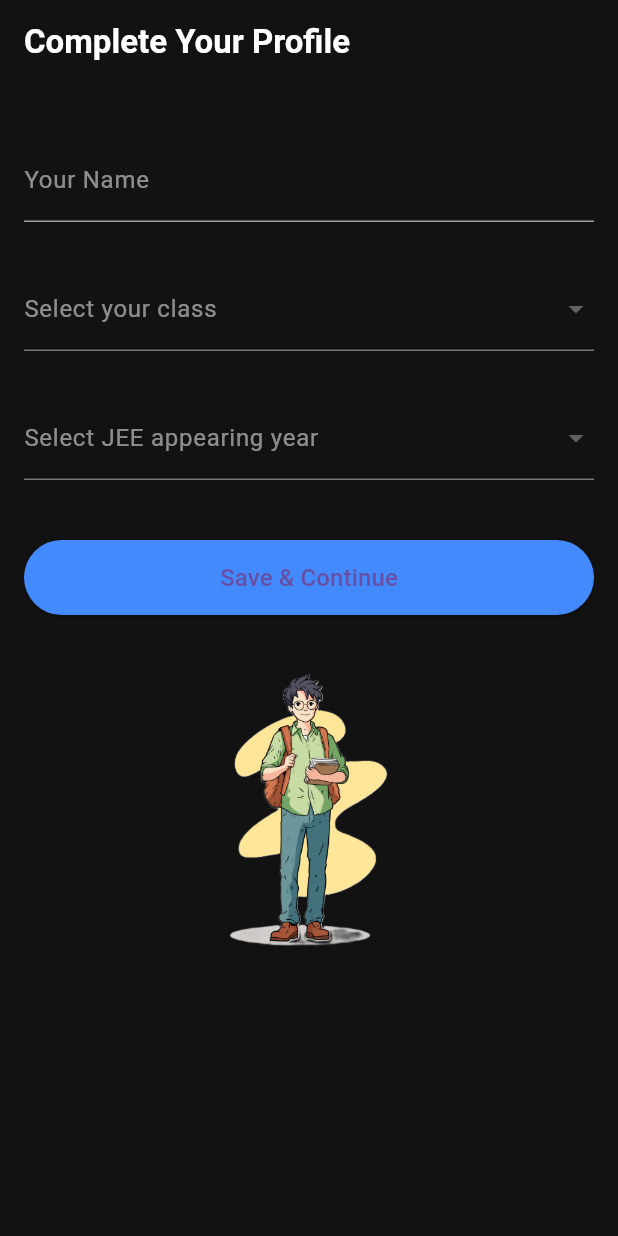
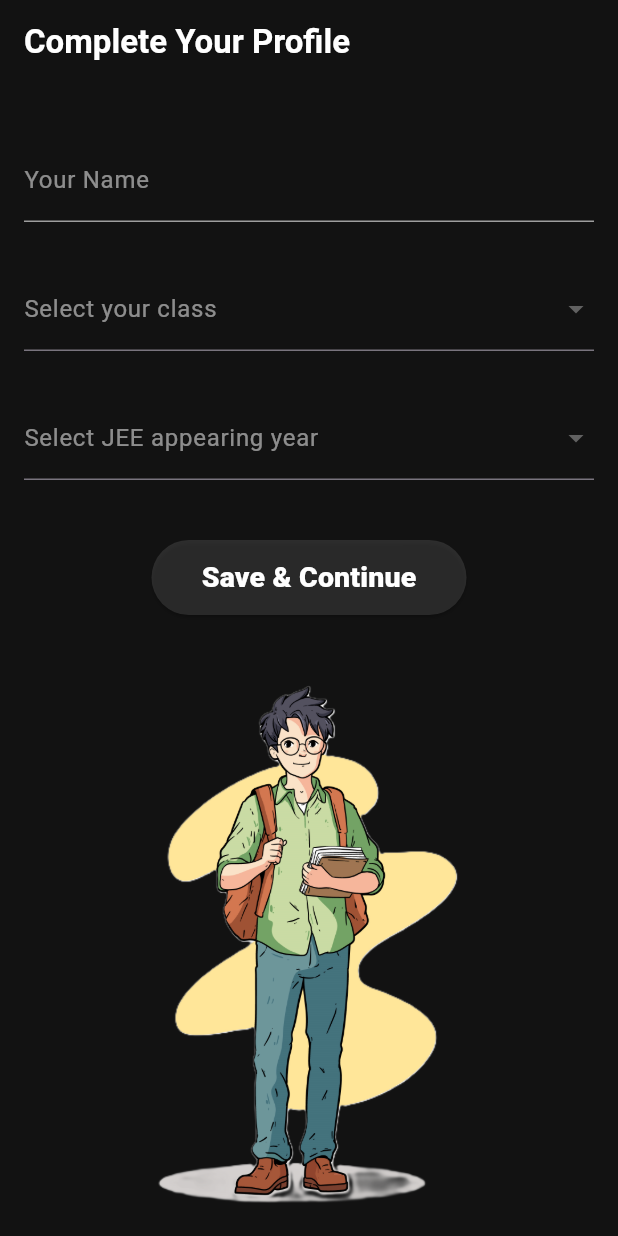
Before and after one commit to bhavishy2801/jeezy, a Flutter app: the FirstTimeSetup screen opened directly, on a phone screen of 412 x 824 dp. Run offline on Flutter 3.47's test engine with Material 3 defaults, Android fonts, the light colour scheme and no system bars; our stand-ins replace cloud_firestore, firebase_auth, firebase_core, google_fonts, google_sign_in, shared_preferences; accounts and stored records are empty.

Commit message:
Some UI updations

```diff
--- a/lib/screens/first_time.dart
+++ b/lib/screens/first_time.dart
@@ -147,19 +147,27 @@ class _FirstTimeSetupState extends State<FirstTimeSetup> {
                       SizedBox(height: 40),
                       ElevatedButton(
                         style: ElevatedButton.styleFrom(
-                          minimumSize: Size(double.infinity, 50),
-                          backgroundColor: Colors.blueAccent,
+                          minimumSize: Size(50, 50),
+                          maximumSize: Size(210, 50),
+                          backgroundColor: const Color.fromARGB(30, 255, 255, 255),
                         ),
                         onPressed: saveUserInfo,
-                        child: Text(
-                          "Save & Continue",
-                          style: TextStyle(fontSize: 16),
+                        child: Center(
+                          child: Text(
+                            "Save & Continue",
+                            style: TextStyle(
+                              fontSize: 19,
+                              color: Colors.white,
+                              fontFamily: GoogleFonts.comicNeue().fontFamily,
+                              fontWeight: FontWeight.w900,
+                              ),
+                          ),
                         ),
                       ),
                       SizedBox(height: 30),
                       Image.asset(
                         'assets/images/student.png',
-                        height: 200,
+                        // height: 200,
                       )
                     ],
                   ),
```
